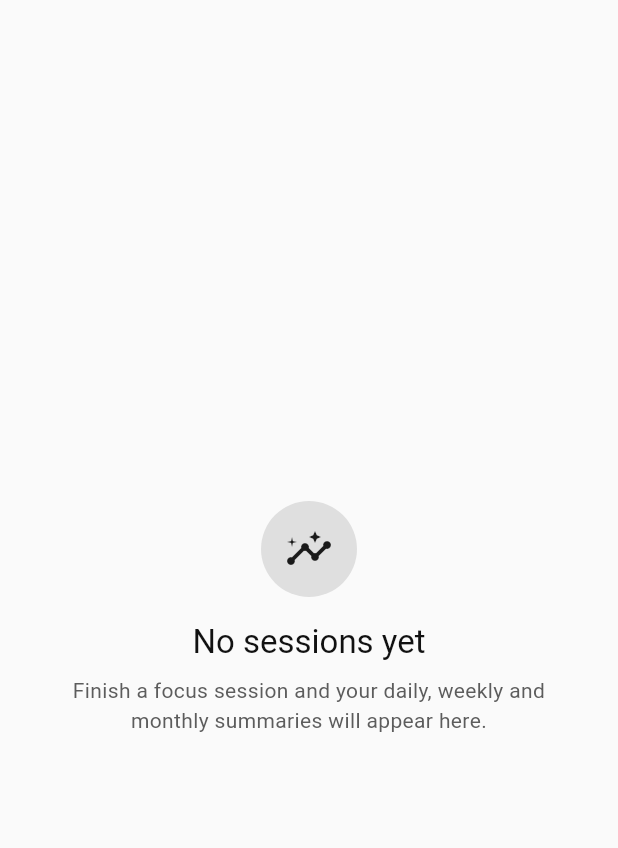
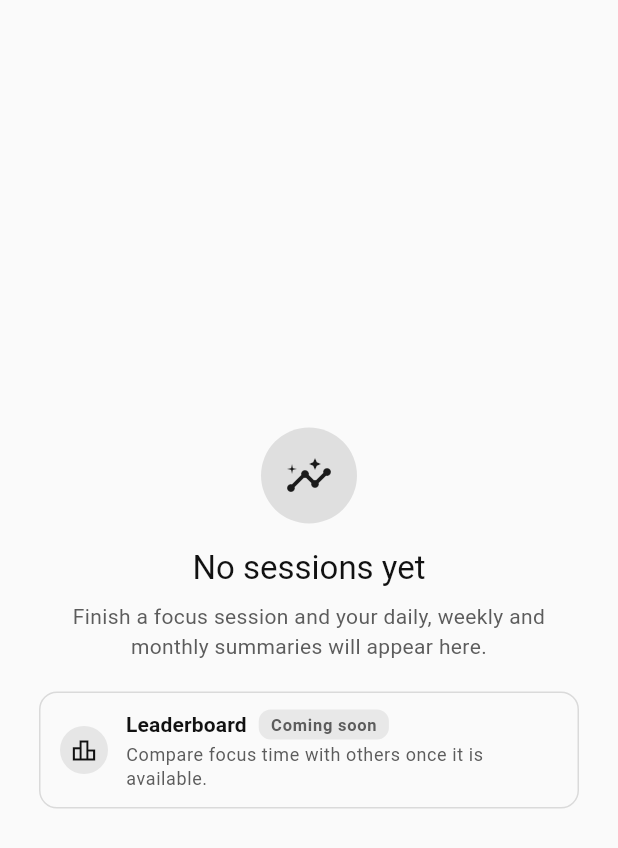
Before and after one commit to sheikhti1205/MinuteMeadow, a Flutter app: the _FirstRunEmptyState widget shown alone on an empty page, opened directly, on a phone screen of 412 x 824 dp. Shown: the top 848 px of the screen. Run offline on Flutter 3.47's test engine with Material 3 defaults, Android fonts, the phone set to English and light mode, and no system bars; our stand-ins replace drift, drift_flutter, flutter_local_notifications, flutter_riverpod, timezone; missing offline and left inert: file_selector; accounts and stored records are empty.

Commit message:
Show the upcoming leaderboard in Insights

```diff
--- a/lib/features/insights/insights_page.dart
+++ b/lib/features/insights/insights_page.dart
@@ -162,6 +162,8 @@ class _InsightsPageState extends State<InsightsPage>
             days: summary.lastSevenDays,
             totals: summary.lastSevenDaysTotals,
           ),
+          const SizedBox(height: 12),
+          const _LeaderboardTeaser(),
           const SizedBox(height: 24),
           _RecentHeader(onSeeAll: _openHistory),
           const SizedBox(height: 8),
@@ -1149,6 +1151,98 @@ class _FirstRunEmptyState extends StatelessWidget {
                 textAlign: TextAlign.center,
                 style: theme.textTheme.bodyMedium?.copyWith(
                   color: colors.onSurfaceVariant,
+                ),
+              ),
+              const SizedBox(height: 20),
+              const _LeaderboardTeaser(),
+            ],
+          ),
+        ),
+      ),
+    );
+  }
+}
+
+/// Marks the leaderboard as planned without offering anything to operate.
+class _LeaderboardTeaser extends StatelessWidget {
+  const _LeaderboardTeaser();
+
+  static const _description =
+      'Compare focus time with others once it is available.';
+
+  @override
+  Widget build(BuildContext context) {
+    final theme = Theme.of(context);
+    final colors = theme.colorScheme;
+    return Card.outlined(
+      margin: EdgeInsets.zero,
+      child: Semantics(
+        container: true,
+        label: 'Leaderboard. Coming soon. $_description',
+        excludeSemantics: true,
+        child: Padding(
+          padding: const EdgeInsets.fromLTRB(14, 12, 14, 12),
+          child: Row(
+            children: [
+              Container(
+                width: 32,
+                height: 32,
+                decoration: BoxDecoration(
+                  color: colors.primaryContainer,
+                  shape: BoxShape.circle,
+                ),
+                child: Icon(
+                  Icons.leaderboard_outlined,
+                  size: 18,
+                  color: colors.onPrimaryContainer,
+                ),
+              ),
+              const SizedBox(width: 12),
+              Expanded(
+                child: Column(
+                  mainAxisSize: MainAxisSize.min,
+                  crossAxisAlignment: CrossAxisAlignment.start,
+                  children: [
+                    Wrap(
+                      spacing: 8,
+                      runSpacing: 4,
+                      crossAxisAlignment: WrapCrossAlignment.center,
+                      children: [
+                        Text(
+                          'Leaderboard',
+                          style: theme.textTheme.titleSmall?.copyWith(
+                            fontWeight: FontWeight.w600,
+                          ),
+                        ),
+                        Container(
+                          padding: const EdgeInsets.symmetric(
+                            horizontal: 8,
+                            vertical: 2,
+                          ),
+                          decoration: BoxDecoration(
+                            color: colors.surfaceContainerHighest,
+                            borderRadius: BorderRadius.circular(8),
+                          ),
+                          child: Text(
+                            'Coming soon',
+                            maxLines: 1,
+                            overflow: TextOverflow.ellipsis,
+                            style: theme.textTheme.labelSmall?.copyWith(
+                              color: colors.onSurfaceVariant,
+                              fontWeight: FontWeight.w600,
+                            ),
+                          ),
+                        ),
+                      ],
+                    ),
+                    const SizedBox(height: 2),
+                    Text(
+                      _description,
+                      style: theme.textTheme.bodySmall?.copyWith(
+                        color: colors.onSurfaceVariant,
+                      ),
+                    ),
+                  ],
                 ),
               ),
             ],
```
